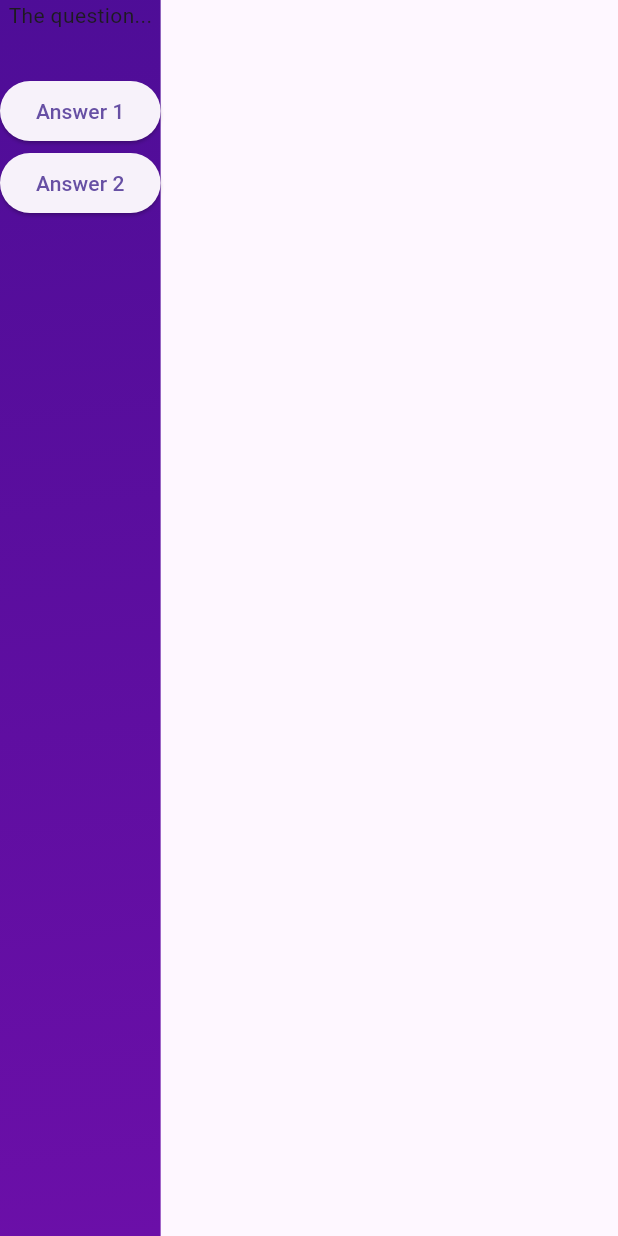
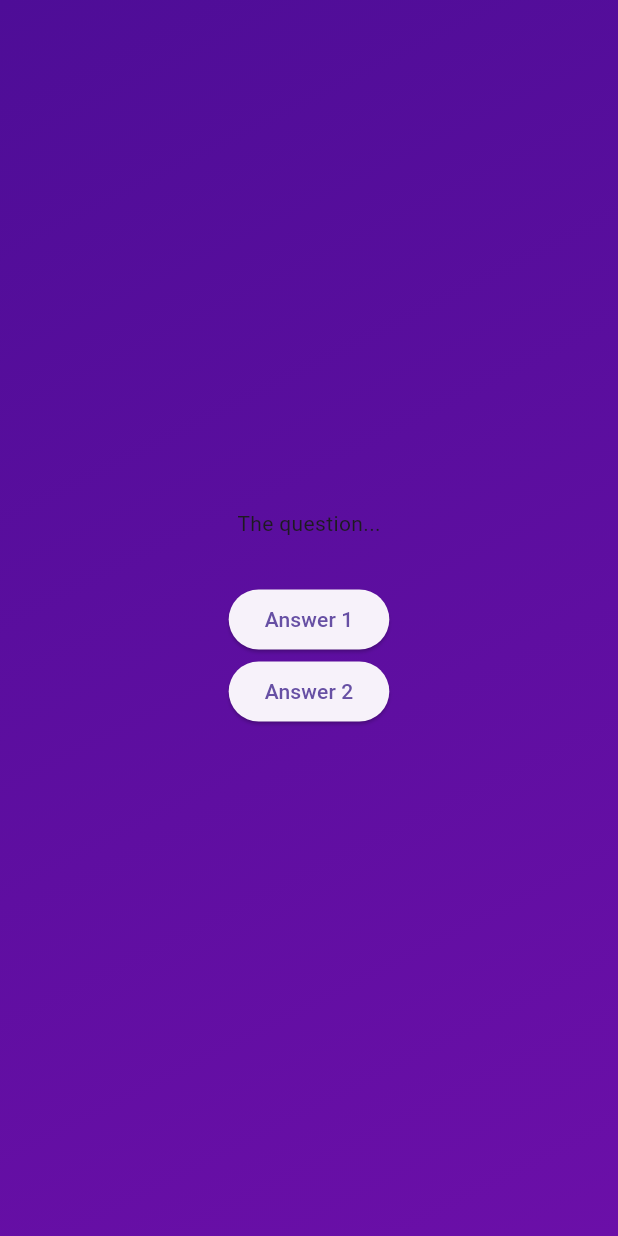
Before and after one commit to adala-wanyande/flutter-quiz-app, a Flutter app: the screen it shows after launch, after a tap on "Start Quiz", on a phone screen of 412 x 824 dp. Run offline on Flutter 3.47's test engine with Material 3 defaults, Android fonts, the phone set to English and light mode, and no system bars.

Commit message:
feat: configure column within questions_screen.dart

```diff
--- a/lib/questions_screen.dart
+++ b/lib/questions_screen.dart
@@ -11,17 +11,22 @@ class QuestionsScreen extends StatefulWidget {
 class _QuestionsScreenState extends State<QuestionsScreen> {
   @override
   Widget build(context) {
-    return Column(children: [
-      const Text('The question...'),
-      const SizedBox(height: 30),
-      ElevatedButton(
-        onPressed: () {},
-        child: const Text('Answer 1')
+    return SizedBox(
+      width: double.infinity,
+      child: Column(
+        mainAxisAlignment: MainAxisAlignment.center,
+        children: [
+          Column(children: [
+            const Text('The question...'),
+            const SizedBox(height: 30),
+            ElevatedButton(onPressed: () {}, child: const Text('Answer 1')),
+            ElevatedButton(
+              onPressed: () {},
+              child: const Text('Answer 2'),
+            )
+          ]),
+        ],
       ),
-      ElevatedButton(
-        onPressed: () {},
-        child: const Text('Answer 2'),
-      )
-    ]);
+    );
   }
 }
```
